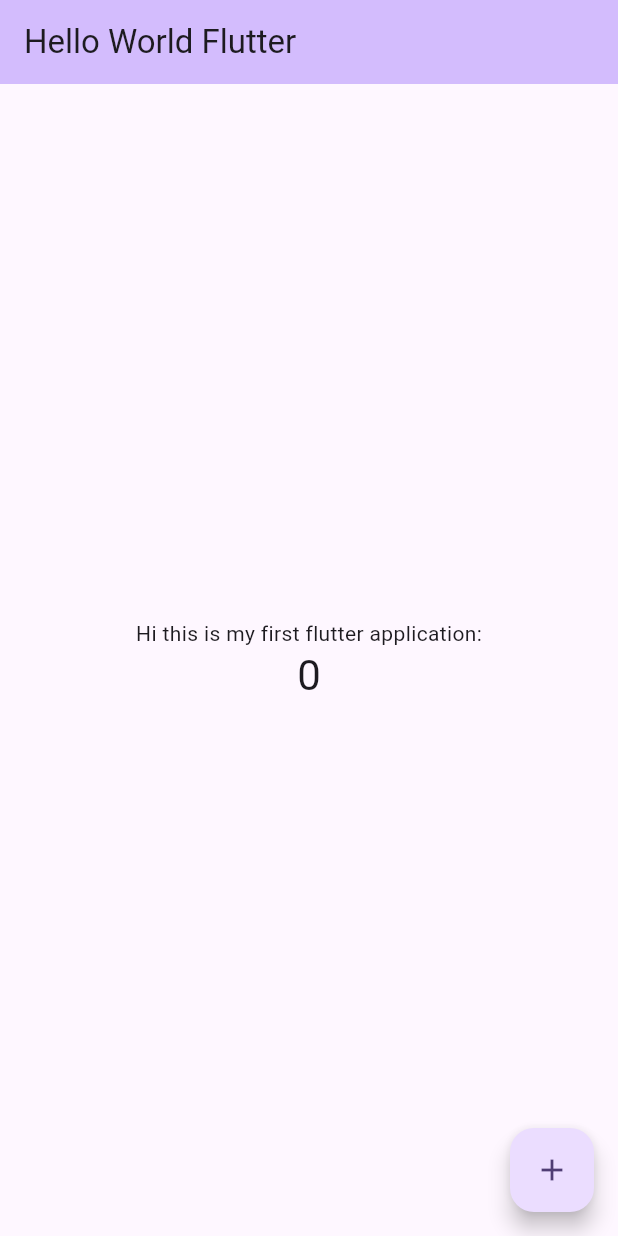
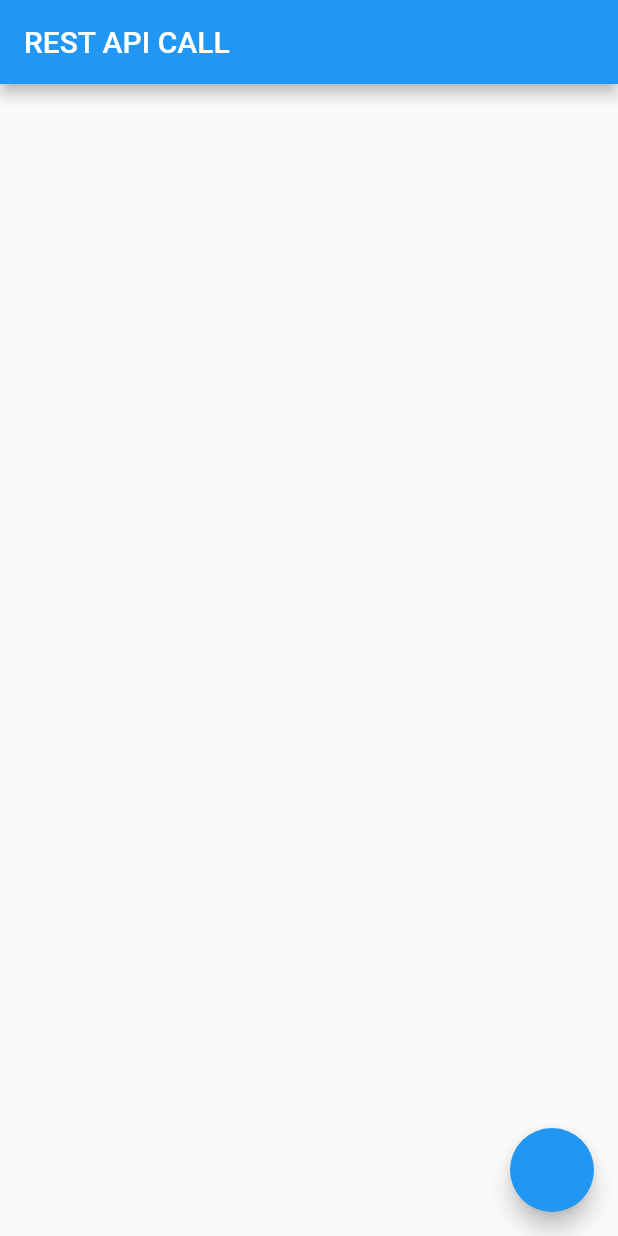
Before and after one commit to manojtharindu11/flutter-user-list-app, a Flutter app: the screen it shows after launch, on a phone screen of 412 x 824 dp. Run offline on Flutter 3.47's test engine with Material 2 defaults, Android fonts, the phone set to English and light mode, and no system bars.

```diff
--- a/lib/main.dart
+++ b/lib/main.dart
@@ -1,4 +1,6 @@
 import 'package:flutter/material.dart';
+
+import 'screen/home.dart';
 
 void main() {
   runApp(const MyApp());
@@ -10,116 +12,8 @@ class MyApp extends StatelessWidget {
   // This widget is the root of your application.
   @override
   Widget build(BuildContext context) {
-    return MaterialApp(
-      title: 'Hello World Flutter',
-      theme: ThemeData(
-        // This is the theme of your application.
-        //
-        // TRY THIS: Try running your application with "flutter run". You'll see
-        // the application has a blue toolbar. Then, without quitting the app,
-        // try changing the seedColor in the colorScheme below to Colors.green
-        // and then invoke "hot reload" (save your changes or press the "hot
-        // reload" button in a Flutter-supported IDE, or press "r" if you used
-        // the command line to start the app).
-        //
-        // Notice that the counter didn't reset back to zero; the application
-        // state is not lost during the reload. To reset the state, use hot
-        // restart instead.
-        //
-        // This works for code too, not just values: Most code changes can be
-        // tested with just a hot reload.
-        colorScheme: ColorScheme.fromSeed(seedColor: Colors.deepPurple),
-        useMaterial3: true,
-      ),
-      home: const MyHomePage(title: 'Hello World Flutter'),
+    return const MaterialApp(
+      home: HomeScreen(),
     );
   }
 }
-
-class MyHomePage extends StatefulWidget {
-  const MyHomePage({super.key, required this.title});
-
-  // This widget is the home page of your application. It is stateful, meaning
-  // that it has a State object (defined below) that contains fields that affect
-  // how it looks.
-
-  // This class is the configuration for the state. It holds the values (in this
-  // case the title) provided by the parent (in this case the App widget) and
-  // used by the build method of the State. Fields in a Widget subclass are
-  // always marked "final".
-
-  final String title;
-
-  @override
-  State<MyHomePage> createState() => _MyHomePageState();
-}
-
-class _MyHomePageState extends State<MyHomePage> {
-  int _counter = 0;
-
-  void _incrementCounter() {
-    setState(() {
-      // This call to setState tells the Flutter framework that something has
-      // changed in this State, which causes it to rerun the build method below
-      // so that the display can reflect the updated values. If we changed
-      // _counter without calling setState(), then the build method would not be
-      // called again, and so nothing would appear to happen.
-      _counter++;
-    });
-  }
-
-  @override
-  Widget build(BuildContext context) {
-    // This method is rerun every time setState is called, for instance as done
-    // by the _incrementCounter method above.
-    //
-    // The Flutter framework has been optimized to make rerunning build methods
-    // fast, so that you can just rebuild anything that needs updating rather
-    // than having to individually change instances of widgets.
-    return Scaffold(
-      appBar: AppBar(
-        // TRY THIS: Try changing the color here to a specific color (to
-        // Colors.amber, perhaps?) and trigger a hot reload to see the AppBar
-        // change color while the other colors stay the same.
-        backgroundColor: Theme.of(context).colorScheme.inversePrimary,
-        // Here we take the value from the MyHomePage object that was created by
-        // the App.build method, and use it to set our appbar title.
-        title: Text(widget.title),
-      ),
-      body: Center(
-        // Center is a layout widget. It takes a single child and positions it
-        // in the middle of the parent.
-        child: Column(
-          // Column is also a layout widget. It takes a list of children and
-          // arranges them vertically. By default, it sizes itself to fit its
-          // children horizontally, and tries to be as tall as its parent.
-          //
-          // Column has various properties to control how it sizes itself and
-          // how it positions its children. Here we use mainAxisAlignment to
-          // center the children vertically; the main axis here is the vertical
-          // axis because Columns are vertical (the cross axis would be
-          // horizontal).
-          //
-          // TRY THIS: Invoke "debug painting" (choose the "Toggle Debug Paint"
-          // action in the IDE, or press "p" in the console), to see the
-          // wireframe for each widget.
-          mainAxisAlignment: MainAxisAlignment.center,
-          children: <Widget>[
-            const Text(
-              'Hi this is my first flutter application:',
-            ),
-            Text(
-              '$_counter',
-              style: Theme.of(context).textTheme.headlineMedium,
-            ),
-          ],
-        ),
-      ),
-      floatingActionButton: FloatingActionButton(
-        onPressed: _incrementCounter,
-        tooltip: 'Increment',
-        child: const Icon(Icons.add),
-      ), // This trailing comma makes auto-formatting nicer for build methods.
-    );
-  }
-}
--- /dev/null
+++ b/lib/screen/home.dart
@@ -0,0 +1,24 @@
+import 'package:flutter/material.dart';
+
+class HomeScreen extends StatefulWidget {
+  const HomeScreen({
+    super.key,
+  });
+
+  @override
+  State<HomeScreen> createState() => _HomeScreenState();
+}
+
+class _HomeScreenState extends State<HomeScreen> {
+  @override
+  Widget build(BuildContext context) {
+    return Scaffold(
+      appBar: AppBar(title: const Text("REST API CALL")),
+      floatingActionButton: FloatingActionButton(onPressed: fetchUsers),
+    );
+  }
+
+  void fetchUsers() {
+    print("hi");
+  }
+}
--- a/pubspec.yaml
+++ b/pubspec.yaml
@@ -34,7 +34,8 @@ dependencies:
   # The following adds the Cupertino Icons font to your application.
   # Use with the CupertinoIcons class for iOS style icons.
   cupertino_icons: ^1.0.2
-  dio: ^5.4.0
+  # dio: ^5.4.0
+  http: ^1.1.0
 
 
 dev_dependencies:
```
Also changed, not shown: pubspec.lock.
